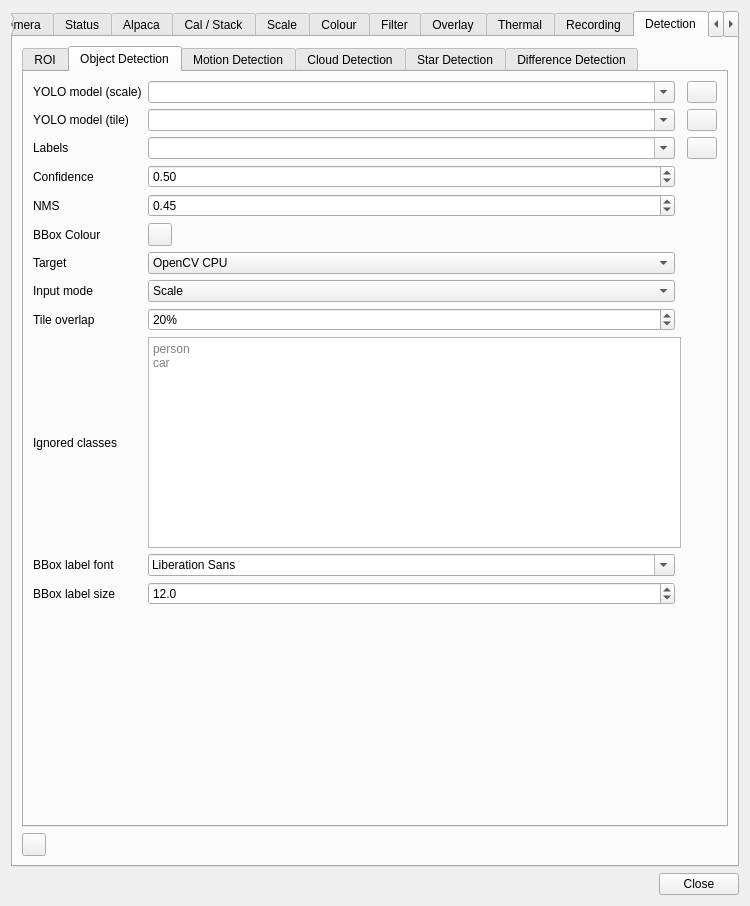
Qt form plugins/feature/camera/camerasettingsdialog.ui (srcejon/sdrangel) before a commit.
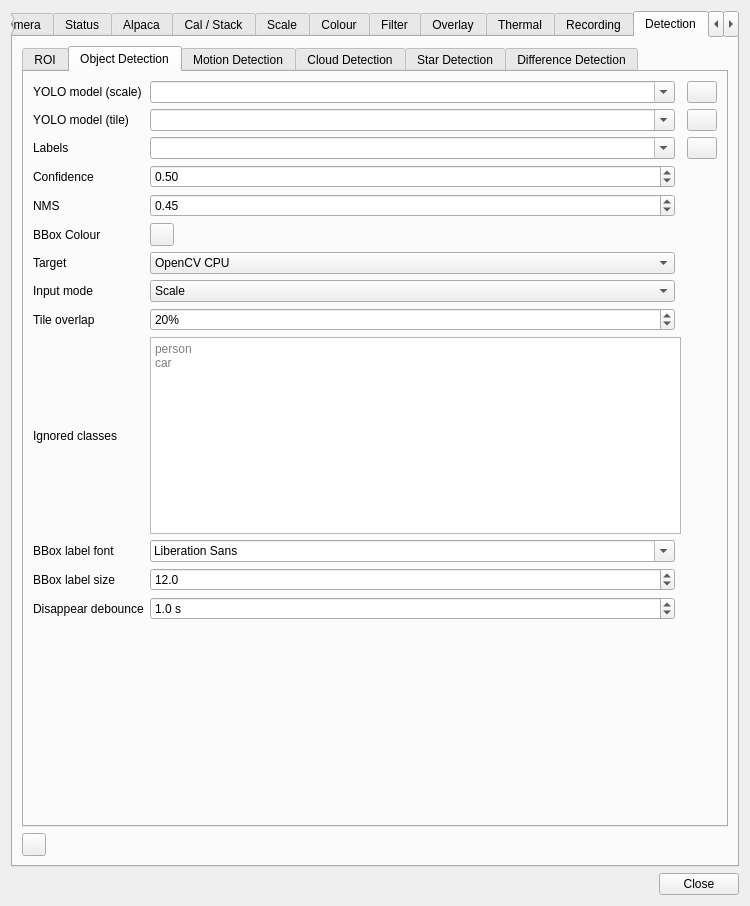
The same form after that commit. The open tabs and pages were chosen to show the change. Icons and pictures are not drawn. Custom widgets are drawn as their Qt base class.

Commit message: Add object disappearance debounce

```diff
--- a/plugins/feature/camera/camerasettingsdialog.ui
+++ b/plugins/feature/camera/camerasettingsdialog.ui
@@ -5810,7 +5810,7 @@
              </property>
             </widget>
            </item>
-            <item row="12" column="0">
+            <item row="13" column="0">
              <spacer name="verticalSpacer_3">
              <property name="orientation">
               <enum>Qt::Orientation::Vertical</enum>
@@ -5823,6 +5823,38 @@
              </property>
              </spacer>
             </item>
+            <item row="12" column="0">
+             <widget class="QLabel" name="yoloDisappearDebounceLabel">
+              <property name="text">
+               <string>Disappear debounce</string>
+              </property>
+             </widget>
+            </item>
+            <item row="12" column="1">
+             <widget class="QDoubleSpinBox" name="yoloDisappearDebounceSpin">
+              <property name="toolTip">
+               <string>How long an object class must remain undetected before it is reported as disappeared</string>
+              </property>
+              <property name="suffix">
+               <string> s</string>
+              </property>
+              <property name="decimals">
+               <number>1</number>
+              </property>
+              <property name="minimum">
+               <double>0.000000000000000</double>
+              </property>
+              <property name="maximum">
+               <double>60.000000000000000</double>
+              </property>
+              <property name="singleStep">
+               <double>0.100000000000000</double>
+              </property>
+              <property name="value">
+               <double>1.000000000000000</double>
+              </property>
+             </widget>
+            </item>
             <item row="10" column="0">
              <widget class="QLabel" name="yoloLabelFontLabel">
               <property name="text">
```
The commit also changes 8 other files.
